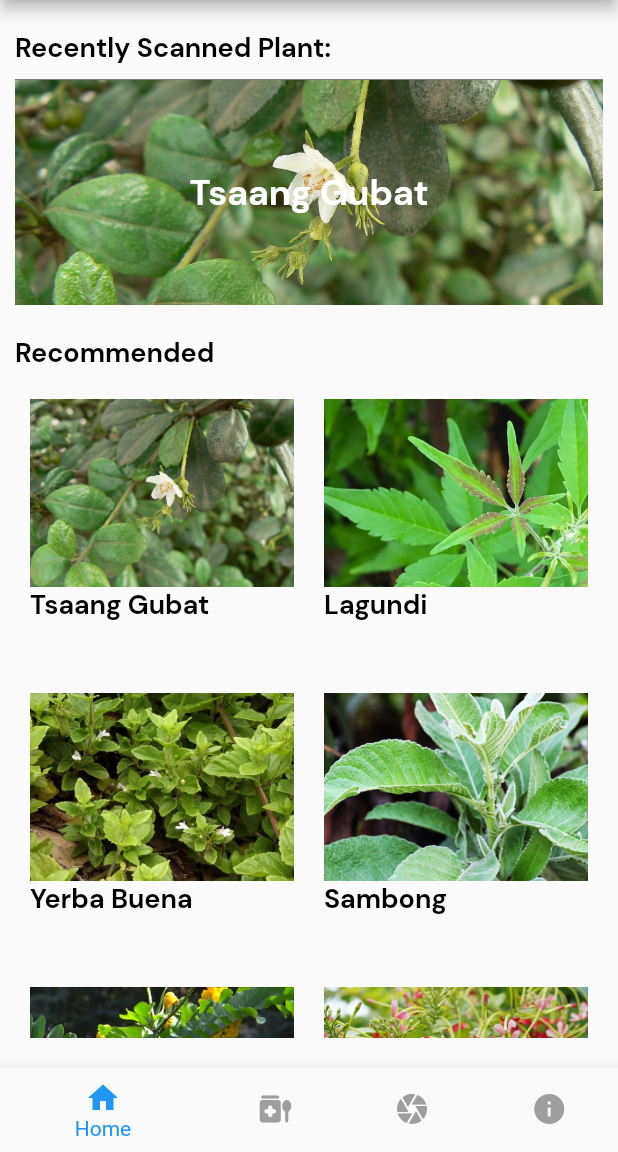
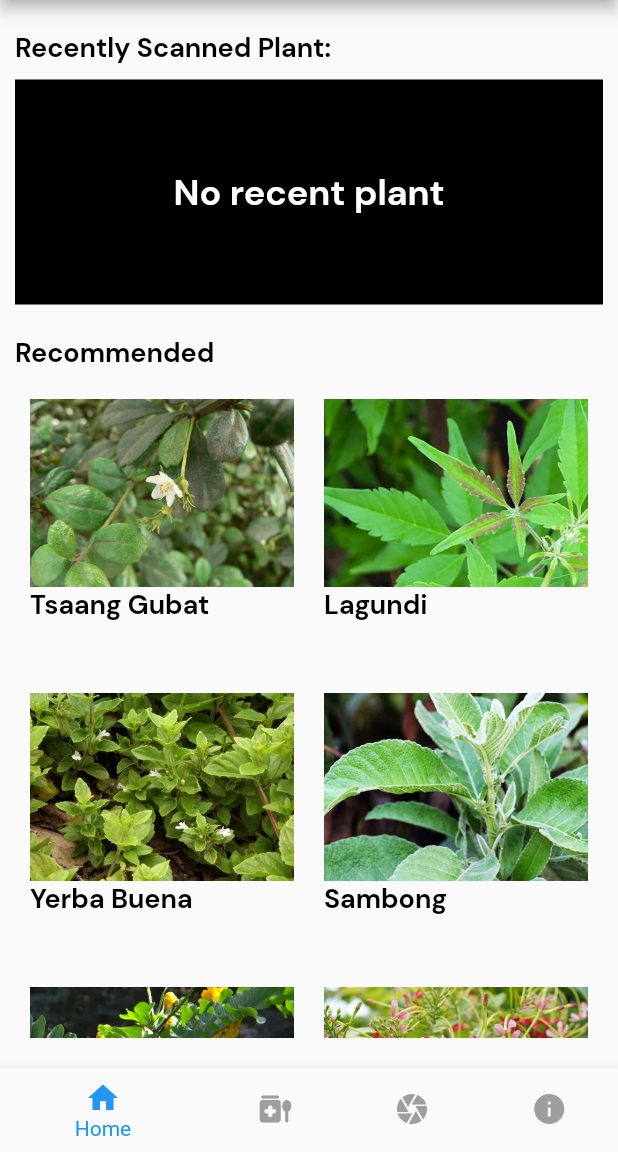
Before and after one commit to Turla-Glenn/herbal_plants, a Flutter app: the screen it shows after launch, on a phone screen of 412 x 824 dp, the part 84-1236 px from its top. Run offline on Flutter 3.47's test engine with Material 2 defaults, Android fonts, the phone set to English and light mode, and no system bars; our stand-ins replace fluttertoast, get_storage, image_picker; missing offline and left inert: tflite_v2; Roboto replaces fonts that are missing (QBold).

Commit message:
initial progress

```diff
--- a/lib/screens/tabs/camera_tab.dart
+++ b/lib/screens/tabs/camera_tab.dart
@@ -1,6 +1,7 @@
 import 'dart:io';
 
 import 'package:flutter/material.dart';
+import 'package:get_storage/get_storage.dart';
 import 'package:herbal_plants/data/plants.dart';
 import 'package:herbal_plants/widgets/text_widget.dart';
 import 'package:image_picker/image_picker.dart';
@@ -27,6 +28,8 @@ class _CameraTabState extends State<CameraTab> {
   late String name = '';
 
   late String numbers = '';
+
+  final box = GetStorage();
 
   getImageCamera(String imgsrc) async {
     setState(() {
@@ -78,6 +81,8 @@ class _CameraTabState extends State<CameraTab> {
 
       str = result[0]['label'].toString().split(' ')[1];
     });
+
+    box.write('plant', str);
 
     print(str);
     for (int index = 0; index < herbalPlants.length; index++) {
--- a/lib/screens/tabs/home_tab.dart
+++ b/lib/screens/tabs/home_tab.dart
@@ -1,9 +1,36 @@
 import 'package:flutter/material.dart';
+import 'package:get_storage/get_storage.dart';
 import 'package:herbal_plants/data/plants.dart';
 import 'package:herbal_plants/widgets/text_widget.dart';
 
-class HomeTab extends StatelessWidget {
+class HomeTab extends StatefulWidget {
   const HomeTab({super.key});
+
+  @override
+  State<HomeTab> createState() => _HomeTabState();
+}
+
+class _HomeTabState extends State<HomeTab> {
+  @override
+  void initState() {
+    // TODO: implement initState
+    super.initState();
+    getRecentPlant();
+  }
+
+  final box = GetStorage();
+
+  String name = '';
+
+  getRecentPlant() {
+    for (int index = 0; index < herbalPlants.length; index++) {
+      if (herbalPlants[index].commonName == box.read('plant')) {
+        setState(() {
+          name = herbalPlants[index].commonName;
+        });
+      }
+    }
+  }
 
   @override
   Widget build(BuildContext context) {
@@ -28,16 +55,17 @@ class HomeTab extends StatelessWidget {
                 width: double.infinity,
                 decoration: BoxDecoration(
                   color: Colors.black,
-                  image: DecorationImage(
-                    opacity: 125,
-                    fit: BoxFit.cover,
-                    image: AssetImage(
-                        'assets/images/${herbalPlants[0].commonName}.jpg'),
-                  ),
+                  image: name == ''
+                      ? null
+                      : DecorationImage(
+                          opacity: 125,
+                          fit: BoxFit.cover,
+                          image: AssetImage('assets/images/$name.jpg'),
+                        ),
                 ),
                 child: Center(
                   child: TextWidget(
-                    text: herbalPlants[0].commonName,
+                    text: name == '' ? 'No recent plant' : name,
                     fontSize: 24,
                     color: Colors.white,
                     fontFamily: 'Bold',
```
